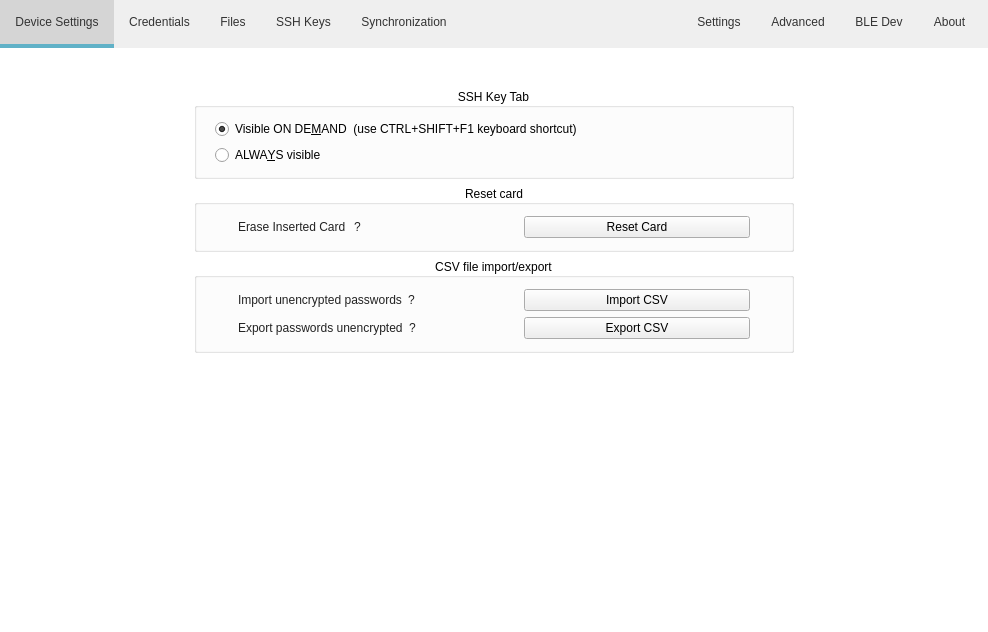
This is src/MainWindow.ui in mooltipass/moolticute as Qt 5 draws it before an edit. The edited form follows.
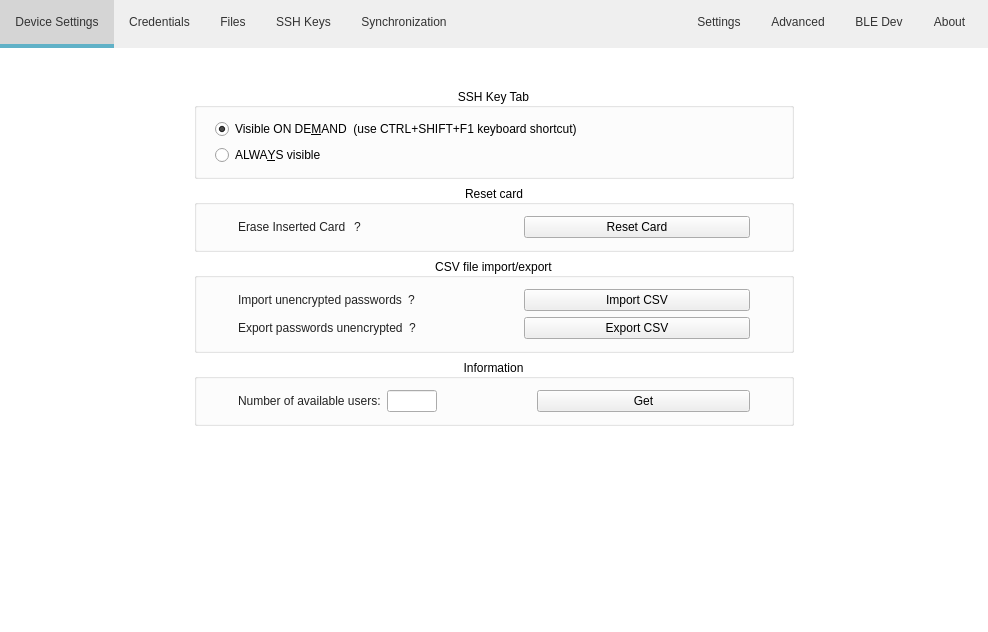
This is the edited form. The open tabs and pages were chosen to show the change. Icons and pictures are not drawn. Custom widgets are drawn as their Qt base class.

Commit message: Add get available users information to Advanced tab

Diff of the .ui file:
```diff
--- a/src/MainWindow.ui
+++ b/src/MainWindow.ui
@@ -3387,19 +3387,6 @@
         <property name="rightMargin">
          <number>80</number>
         </property>
-        <item row="3" column="0">
-         <spacer name="verticalSpacer_18">
-          <property name="orientation">
-           <enum>Qt::Vertical</enum>
-          </property>
-          <property name="sizeHint" stdset="0">
-           <size>
-            <width>20</width>
-            <height>40</height>
-           </size>
-          </property>
-         </spacer>
-        </item>
         <item row="0" column="0">
          <widget class="QGroupBox" name="groupBox_SSH">
           <property name="maximumSize">
@@ -3578,6 +3565,121 @@
           </layout>
          </widget>
         </item>
+        <item row="3" column="0">
+         <widget class="QGroupBox" name="groupBox_Information">
+          <property name="title">
+           <string>Information</string>
+          </property>
+          <property name="alignment">
+           <set>Qt::AlignCenter</set>
+          </property>
+          <layout class="QVBoxLayout" name="verticalLayout_29">
+           <item>
+            <layout class="QGridLayout" name="gridLayout_5" rowstretch="0">
+             <property name="leftMargin">
+              <number>30</number>
+             </property>
+             <property name="rightMargin">
+              <number>30</number>
+             </property>
+             <property name="horizontalSpacing">
+              <number>60</number>
+             </property>
+             <property name="verticalSpacing">
+              <number>30</number>
+             </property>
+             <item row="0" column="2">
+              <widget class="QPushButton" name="pushButtonGetAvailableUsers">
+               <property name="text">
+                <string>Get</string>
+               </property>
+              </widget>
+             </item>
+             <item row="0" column="0">
+              <layout class="QHBoxLayout" name="horizontalLayout_49">
+               <item>
+                <widget class="QLabel" name="label_AvailableUsers">
+                 <property name="sizePolicy">
+                  <sizepolicy hsizetype="Minimum" vsizetype="Minimum">
+                   <horstretch>0</horstretch>
+                   <verstretch>0</verstretch>
+                  </sizepolicy>
+                 </property>
+                 <property name="maximumSize">
+                  <size>
+                   <width>16777215</width>
+                   <height>16777215</height>
+                  </size>
+                 </property>
+                 <property name="text">
+                  <string>Number of available users:</string>
+                 </property>
+                </widget>
+               </item>
+               <item>
+                <widget class="QLineEdit" name="lineEdit_AvailableUsers">
+                 <property name="sizePolicy">
+                  <sizepolicy hsizetype="Minimum" vsizetype="Minimum">
+                   <horstretch>0</horstretch>
+                   <verstretch>0</verstretch>
+                  </sizepolicy>
+                 </property>
+                 <property name="minimumSize">
+                  <size>
+                   <width>0</width>
+                   <height>0</height>
+                  </size>
+                 </property>
+                 <property name="maximumSize">
+                  <size>
+                   <width>50</width>
+                   <height>25</height>
+                  </size>
+                 </property>
+                 <property name="alignment">
+                  <set>Qt::AlignCenter</set>
+                 </property>
+                 <property name="readOnly">
+                  <bool>true</bool>
+                 </property>
+                </widget>
+               </item>
+               <item>
+                <spacer name="horizontalSpacer_46">
+                 <property name="orientation">
+                  <enum>Qt::Horizontal</enum>
+                 </property>
+                 <property name="sizeType">
+                  <enum>QSizePolicy::Preferred</enum>
+                 </property>
+                 <property name="sizeHint" stdset="0">
+                  <size>
+                   <width>40</width>
+                   <height>20</height>
+                  </size>
+                 </property>
+                </spacer>
+               </item>
+              </layout>
+             </item>
+            </layout>
+           </item>
+          </layout>
+         </widget>
+        </item>
+        <item row="4" column="0">
+         <spacer name="verticalSpacer_18">
+          <property name="orientation">
+           <enum>Qt::Vertical</enum>
+          </property>
+          <property name="sizeHint" stdset="0">
+           <size>
+            <width>20</width>
+            <height>40</height>
+           </size>
+          </property>
+         </spacer>
+        </item>
        </layout>
       </widget>
       <widget class="QWidget" name="pageBleDev">
```
The commit also changes 4 other files.
